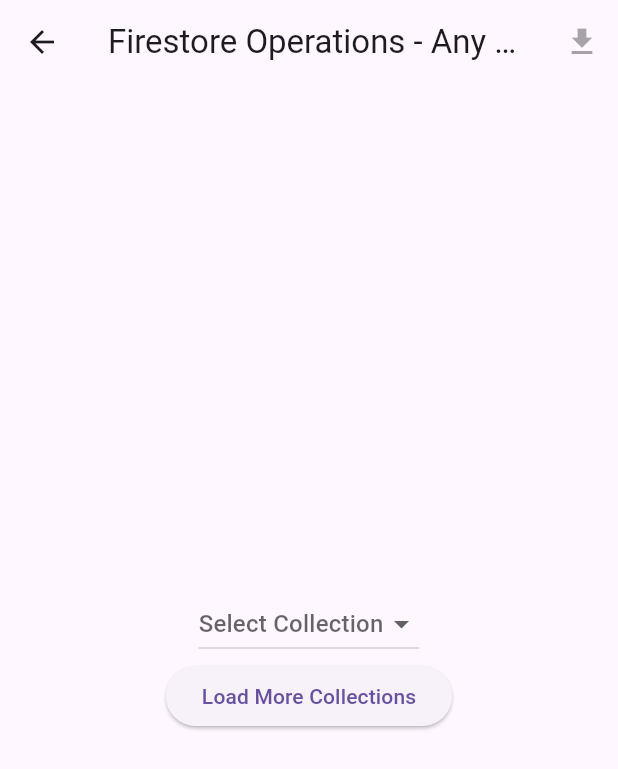
After one commit to nisanray/megamart_admin, a Flutter app: the screen it shows after launch, after a tap on "View Firestore Data", on a phone screen of 412 x 824 dp. The commit adds this screen. Shown: the top 769 px of the screen. Run offline on Flutter 3.47's test engine with Material 3 defaults, Android fonts, the phone set to English and light mode, and no system bars; our stand-ins replace cached_network_image, cloud_firestore, file_picker, firebase_auth, firebase_core, firebase_storage and 2 more; accounts and stored records are empty.

Commit message:
added view for firestore collection,download in json format

```diff
--- /dev/null
+++ b/lib/utils/firestore_collection_manager.dart
@@ -0,0 +1,39 @@
+// collection_manager.dart
+import 'dart:convert';
+import 'package:cloud_firestore/cloud_firestore.dart';
+
+class CollectionManager {
+  final FirebaseFirestore firestore = FirebaseFirestore.instance;
+  List<String> collections = ['vendors', 'products', 'users']; // Manually maintained list of collections
+
+  Future<List<String>> fetchCollections() async {
+    try {
+      // Return the manually maintained list of collections
+      return collections;
+    } catch (e) {
+      throw Exception('Error fetching collections: $e');
+    }
+  }
+
+  Future<Map<String, dynamic>> fetchCollectionData(String collectionName) async {
+    try {
+      QuerySnapshot querySnapshot = await firestore.collection(collectionName).get();
+      Map<String, dynamic> collectionData = {};
+      for (var doc in querySnapshot.docs) {
+        collectionData[doc.id] = doc.data();
+      }
+      return collectionData;
+    } catch (e) {
+      throw Exception('Error fetching collection data: $e');
+    }
+  }
+
+  Future<Map<String, dynamic>> fetchDocumentData(String collectionName, String documentId) async {
+    try {
+      DocumentSnapshot documentSnapshot = await firestore.collection(collectionName).doc(documentId).get();
+      return documentSnapshot.data() as Map<String, dynamic>;
+    } catch (e) {
+      throw Exception('Error fetching document data: $e');
+    }
+  }
+}
--- /dev/null
+++ b/lib/views/admin/raw_data/view_firestore_data.dart
@@ -0,0 +1,334 @@
+import 'dart:convert';
+import 'dart:io';
+import 'package:cloud_firestore/cloud_firestore.dart';
+import 'package:flutter/material.dart';
+import 'package:intl/intl.dart';
+import 'package:path_provider/path_provider.dart';
+
+import '../../../utils/firestore_collection_manager.dart';
+// import 'collection_manager.dart'; // Import the collection manager
+
+class ViewFirestoreData extends StatefulWidget {
+  @override
+  _ViewFirestoreDataState createState() => _ViewFirestoreDataState();
+}
+
+class _ViewFirestoreDataState extends State<ViewFirestoreData> {
+  final CollectionManager collectionManager = CollectionManager();
+  FirebaseFirestore firestore = FirebaseFirestore.instance; // Initialize Firestore instance
+  String? selectedCollection;
+  String? selectedDocumentId;
+  List<String> collections = [];
+  List<String> documentIds = [];
+  Map<String, dynamic>? documentData;
+  DocumentSnapshot? lastDocument;
+  bool isLoading = false;
+  bool isFetchingDocumentIds = false;
+  bool isFetchingCollections = false;
+  bool hasMoreDocumentIds = true;
+  bool hasMoreCollections = true;
+  final int pageSize = 10;
+
+  @override
+  void initState() {
+    super.initState();
+    fetchCollections();
+  }
+
+  Future<void> fetchCollections({bool isInitialLoad = true}) async {
+    if (isFetchingCollections || !hasMoreCollections) return;
+
+    setState(() {
+      isFetchingCollections = true;
+    });
+
+    try {
+      List<String> newCollections = await collectionManager.fetchCollections();
+      if (newCollections.isEmpty) {
+        setState(() {
+          hasMoreCollections = false;
+        });
+      } else {
+        setState(() {
+          collections.addAll(newCollections);
+        });
+      }
+    } catch (e) {
+      showMessage('Error fetching collections: $e');
+    } finally {
+      setState(() {
+        isFetchingCollections = false;
+      });
+    }
+  }
+
+  Future<void> fetchDocumentIds({bool isInitialLoad = true}) async {
+    if (isFetchingDocumentIds || !hasMoreDocumentIds || selectedCollection == null) return;
+
+    setState(() {
+      isFetchingDocumentIds = true;
+    });
+
+    try {
+      Query query = firestore.collection(selectedCollection!).limit(pageSize);
+      if (lastDocument != null && !isInitialLoad) {
+        query = query.startAfterDocument(lastDocument!);
+      }
+
+      QuerySnapshot querySnapshot = await query.get();
+      if (querySnapshot.docs.isEmpty) {
+        setState(() {
+          hasMoreDocumentIds = false;
+        });
+      } else {
+        lastDocument = querySnapshot.docs.last;
+        List<String> newDocIds = querySnapshot.docs.map((doc) => doc.id).toList();
+        setState(() {
+          documentIds.addAll(newDocIds);
+        });
+      }
+    } catch (e) {
+      showMessage('Error fetching document IDs: $e');
+    } finally {
+      setState(() {
+        isFetchingDocumentIds = false;
+      });
+    }
+  }
+
+  Future<void> viewDocument(String documentId) async {
+    if (selectedCollection == null) return;
+
+    setState(() {
+      isLoading = true;
+      documentData = null;
+    });
+
+    try {
+      DocumentSnapshot documentSnapshot = await firestore.collection(selectedCollection!).doc(documentId).get();
+      setState(() {
+        documentData = documentSnapshot.data() as Map<String, dynamic>?;
+        isLoading = false;
+      });
+    } catch (e) {
+      showMessage('Error loading document: $e');
+      setState(() {
+        isLoading = false;
+      });
+    }
+  }
+
+  Future<void> downloadCollectionData() async {
+    if (selectedCollection == null) return;
+
+    try {
+      Map<String, dynamic> data = await collectionManager.fetchCollectionData(selectedCollection!);
+      String jsonString = _formatJson(jsonEncode(data, toEncodable: customEncode));
+      await saveJsonToFile(jsonString, '${selectedCollection!}_collection.json');
+    } catch (e) {
+      showMessage('Error downloading collection data: $e');
+    }
+  }
+
+  Future<void> downloadDocumentData(String documentId) async {
+    if (selectedCollection == null) return;
+
+    try {
+      Map<String, dynamic> data = await collectionManager.fetchDocumentData(selectedCollection!, documentId);
+      String jsonString = _formatJson(jsonEncode(data, toEncodable: customEncode));
+      await saveJsonToFile(jsonString, '${documentId}_document.json');
+    } catch (e) {
+      showMessage('Error downloading document data: $e');
+    }
+  }
+
+  String _formatJson(String jsonString) {
+    var encoder = JsonEncoder.withIndent('  ');
+    return encoder.convert(jsonDecode(jsonString));
+  }
+
+  dynamic customEncode(dynamic item) {
+    if (item is Timestamp) {
+      return item.toDate().toIso8601String();
+    }
+    if (item is DateTime) {
+      return item.toIso8601String();
+    }
+    return item;
+  }
+
+  Future<void> saveJsonToFile(String jsonString, String fileName) async {
+    try {
+      final directory = await getApplicationDocumentsDirectory();
+      final file = File('${directory.path}/$fileName');
+      await file.writeAsString(jsonString);
+      showMessage('File saved: ${file.path}');
+    } catch (e) {
+      showMessage('Error saving file: $e');
+    }
+  }
+
+  void showMessage(String message) {
+    ScaffoldMessenger.of(context).showSnackBar(SnackBar(content: Text(message)));
+  }
+
+  String formatValue(dynamic value) {
+    if (value is Timestamp) {
+      return DateFormat('yyyy-MM-dd HH:mm:ss').format(value.toDate());
+    } else if (value is DateTime) {
+      return DateFormat('yyyy-MM-dd HH:mm:ss').format(value);
+    } else {
+      return value.toString();
+    }
+  }
+
+  Widget buildList(Map<String, dynamic> data, {double indent = 0.0}) {
+    return Column(
+      crossAxisAlignment: CrossAxisAlignment.start,
+      children: data.entries.map((entry) {
+        if (entry.value is Map) {
+          return Padding(
+            padding: EdgeInsets.only(left: indent + 16.0),
+            child: ExpansionTile(
+              title: Text(entry.key, style: TextStyle(fontWeight: FontWeight.bold, color: Colors.blueAccent)),
+              children: [buildList((entry.value as Map).cast<String, dynamic>(), indent: indent + 16.0)],
+            ),
+          );
+        } else if (entry.value is List) {
+          return Padding(
+            padding: EdgeInsets.only(left: indent + 16.0),
+            child: ExpansionTile(
+              title: Text(entry.key, style: TextStyle(fontWeight: FontWeight.bold, color: Colors.blueAccent)),
+              children: (entry.value as List).map((item) {
+                if (item is Map) {
+                  return ExpansionTile(
+                    title: Text('Item', style: TextStyle(fontWeight: FontWeight.bold, color: Colors.blueAccent)),
+                    children: [buildList((item as Map).cast<String, dynamic>(), indent: indent + 16.0)],
+                  );
+                } else {
+                  return ListTile(
+                    title: Text(formatValue(item), style: TextStyle(color: Colors.black54)),
+                  );
+                }
+              }).toList(),
+            ),
+          );
+        } else {
+          return Padding(
+            padding: EdgeInsets.only(left: indent + 16.0),
+            child: ListTile(
+              title: Text(entry.key, style: TextStyle(fontWeight: FontWeight.bold, color: Colors.blueAccent)),
+              subtitle: Text(formatValue(entry.value), style: TextStyle(color: Colors.black54)),
+            ),
+          );
+        }
+      }).toList(),
+    );
+  }
+
+  @override
+  Widget build(BuildContext context) {
+    return Scaffold(
+      appBar: AppBar(
+        title: Text('Firestore Operations - Any Collection'),
+        actions: [
+          IconButton(
+            icon: Icon(Icons.download),
+            onPressed: selectedCollection != null ? downloadCollectionData : null,
+            tooltip: 'Download Collection Data',
+          ),
+        ],
+      ),
+      body: Center(
+        child: Column(
+          mainAxisAlignment: MainAxisAlignment.center,
+          children: [
+            if (collections.isEmpty)
+              Padding(
+                padding: const EdgeInsets.all(8.0),
+                child: CircularProgressIndicator(),
+              ),
+            if (collections.isNotEmpty)
+              DropdownButton<String>(
+                hint: Text('Select Collection'),
+                value: selectedCollection,
+                onChanged: (newValue) {
+                  setState(() {
+                    selectedCollection = newValue;
+                    selectedDocumentId = null;
+                    documentData = null;
+                    documentIds.clear();
+                    lastDocument = null;
+                    hasMoreDocumentIds = true;
+                    fetchDocumentIds();
+                  });
+                },
+                items: collections.map((collection) {
+                  return DropdownMenuItem(
+                    child: Text(collection),
+                    value: collection,
+                  );
+                }).toList(),
+              ),
+            if (!isFetchingCollections && hasMoreCollections)
+              ElevatedButton(
+                onPressed: () => fetchCollections(isInitialLoad: false),
+                child: Text('Load More Collections'),
+              ),
+            if (documentIds.isEmpty && selectedCollection != null && !isFetchingDocumentIds)
+              Text('No document IDs found.'),
+            if (documentIds.isNotEmpty)
+              DropdownButton<String>(
+                hint: Text('Select Document ID'),
+                value: selectedDocumentId,
+                onChanged: (newValue) {
+                  setState(() {
+                    selectedDocumentId = newValue;
+                    viewDocument(newValue!);
+                  });
+                },
+                items: documentIds.map((docId) {
+                  return DropdownMenuItem(
+                    child: Text(docId),
+                    value: docId,
+                  );
+                }).toList(),
+              ),
+            if (isFetchingDocumentIds && documentIds.isNotEmpty)
+              Padding(
+                padding: const EdgeInsets.all(8.0),
+                child: CircularProgressIndicator(),
+              ),
+            if (!isFetchingDocumentIds && hasMoreDocumentIds && selectedCollection != null)
+              ElevatedButton(
+                onPressed: () => fetchDocumentIds(isInitialLoad: false),
+                child: Text('Load More Document IDs'),
+              ),
+            if (isLoading)
+              Padding(
+                padding: const EdgeInsets.all(8.0),
+                child: Text('Loading document data...'),
+              ),
+            if (documentData != null)
+              Expanded(
+                child: Container(
+                  padding: const EdgeInsets.all(8.0),
+                  child: SingleChildScrollView(
+                    child: Column(
+                      children: [
+                        buildList(documentData!),
+                        ElevatedButton(
+                          onPressed: () => downloadDocumentData(selectedDocumentId!),
+                          child: Text('Download Document JSON'),
+                        ),
+                      ],
+                    ),
+                  ),
+                ),
+              ),
+          ],
+        ),
+      ),
+    );
+  }
+}
--- a/lib/views/admin_dashboards.dart
+++ b/lib/views/admin_dashboards.dart
@@ -1,8 +1,10 @@
 import 'package:flutter/material.dart';
+import 'package:megamart_admin/views/admin/raw_data/view_firestore_data.dart';
 import 'package:megamart_admin/views/admin_application_view.dart';
 // import 'package:megamart_admin/views/admin/admin_vendor_approval_list.dart';
 import 'package:megamart_admin/views/admin/admin_add_category.dart';
 import 'package:megamart_admin/views/admin/admin_view_category.dart';
+import 'package:megamart_admin/views/screens/side_bar_screens/banner/upload_banner_screen.dart';
 // import 'package:megamart_admin/views/screens/category_view.dart';
 
 class AdminDashboardView extends StatelessWidget {
@@ -43,6 +45,18 @@ class AdminDashboardView extends StatelessWidget {
                 ));
           },
         ),
+        ElevatedButton(onPressed: () {
+          Navigator.push(context, MaterialPageRoute(builder: (context) => UploadBannerScreen(),));
+        }, child: Text('Upload Banner')),
+
+
+        ElevatedButton(onPressed: () {
+          Navigator.push(context, MaterialPageRoute(builder: (context) => ViewFirestoreData(),));
+
+        }, child: Text('View Firestore Data')),
+        SizedBox(
+          height: 20,
+        )
       ],
     );
   }
--- a/pubspec.yaml
+++ b/pubspec.yaml
@@ -54,6 +54,8 @@ dependencies:
   firebase_analytics:
   intl:
   cached_network_image:
+  json_annotation:
+  path_provider:
 
 
 dev_dependencies:
```
Also changed, not shown: pubspec.lock.
